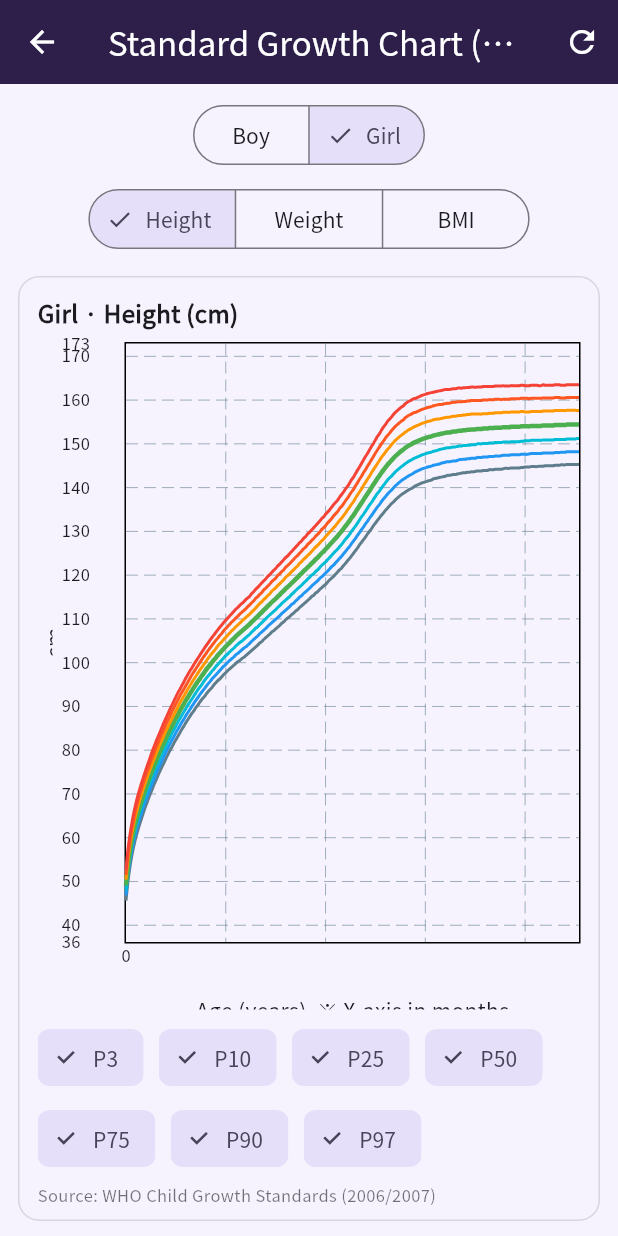
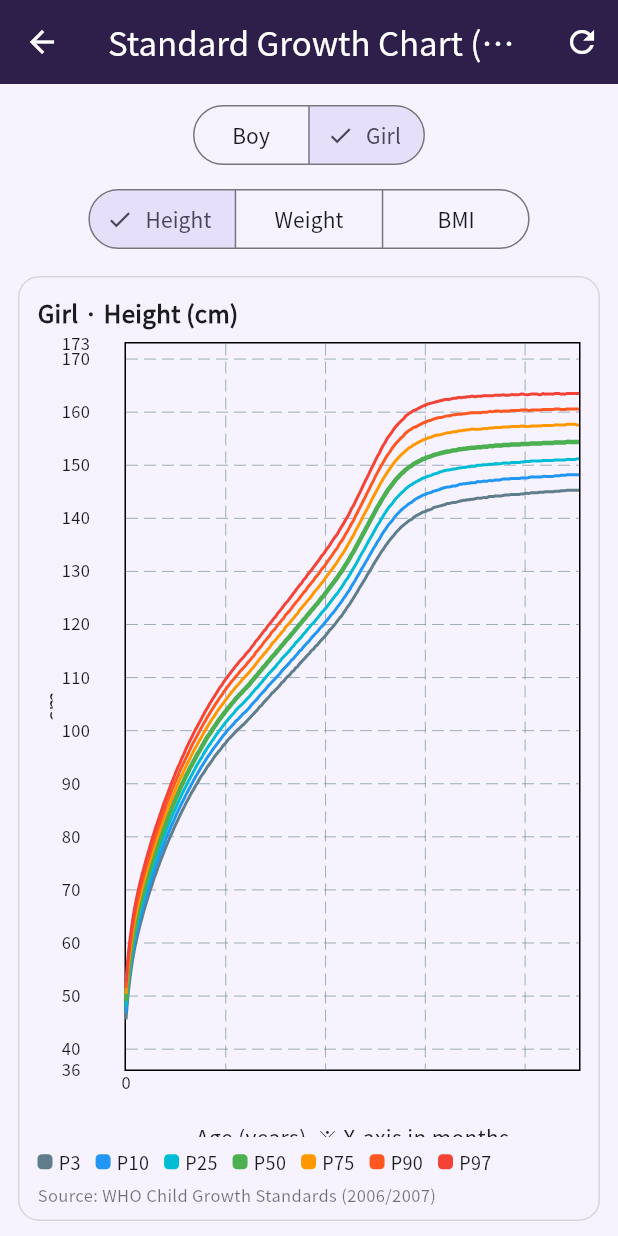
Before and after one commit to jeonbowon/growth_tracking_graph, a Flutter app: the PageStandardGrowthChart screen opened directly, after a tap on "Girl", on a phone screen of 412 x 824 dp. Run offline on Flutter 3.47's test engine with Material 3 defaults, Android fonts, the light colour scheme and no system bars; drawn by our look-alikes of fl_chart; our stand-ins replace google_mobile_ads, package_info_plus, share_plus, shared_preferences; missing offline and left inert: facebook_audience_network, file_selector, in_app_update; accounts and stored records are empty; network calls fail.

Commit message:
Update standard_growth_chart

```diff
--- a/lib/page_standard_growth_chart.dart
+++ b/lib/page_standard_growth_chart.dart
@@ -301,11 +301,32 @@ class _PageStandardGrowthChartState extends State<PageStandardGrowthChart> {
                             spacing: 10,
                             runSpacing: 6,
                             children: [
-                              for (final p in kPercentiles)
-                                FilterChip(
-                                  selected: _visible[p] == true,
-                                  label: Text('P$p'),
-                                  onSelected: (v) => setState(() => _visible[p] = v),
+                              for (final entry in const {
+                                3: Colors.blueGrey,
+                                10: Colors.blue,
+                                25: Colors.cyan,
+                                50: Colors.green,
+                                75: Colors.orange,
+                                90: Colors.deepOrange,
+                                97: Colors.red,
+                              }.entries)
+                                Row(
+                                  mainAxisSize: MainAxisSize.min,
+                                  children: [
+                                    Container(
+                                      width: 10,
+                                      height: 10,
+                                      decoration: BoxDecoration(
+                                        color: entry.value,
+                                        borderRadius: BorderRadius.circular(3),
+                                      ),
+                                    ),
+                                    const SizedBox(width: 4),
+                                    Text(
+                                      'P${entry.key}',
+                                      style: const TextStyle(fontSize: 12),
+                                    ),
+                                  ],
                                 ),
                             ],
                           ),
```
